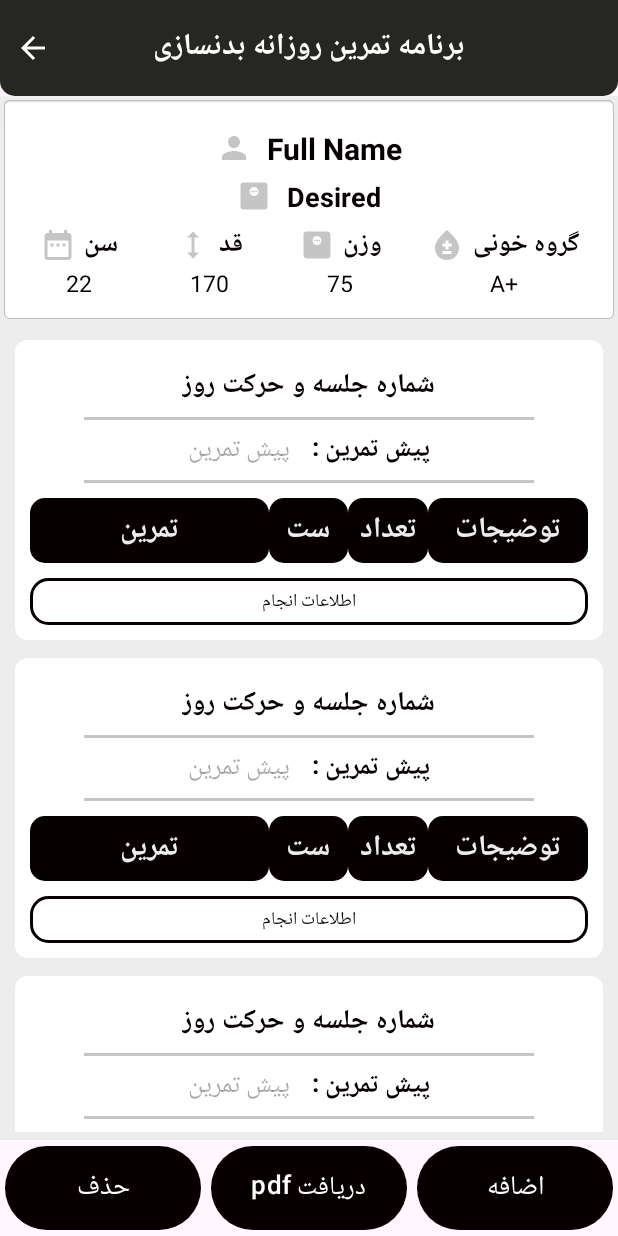
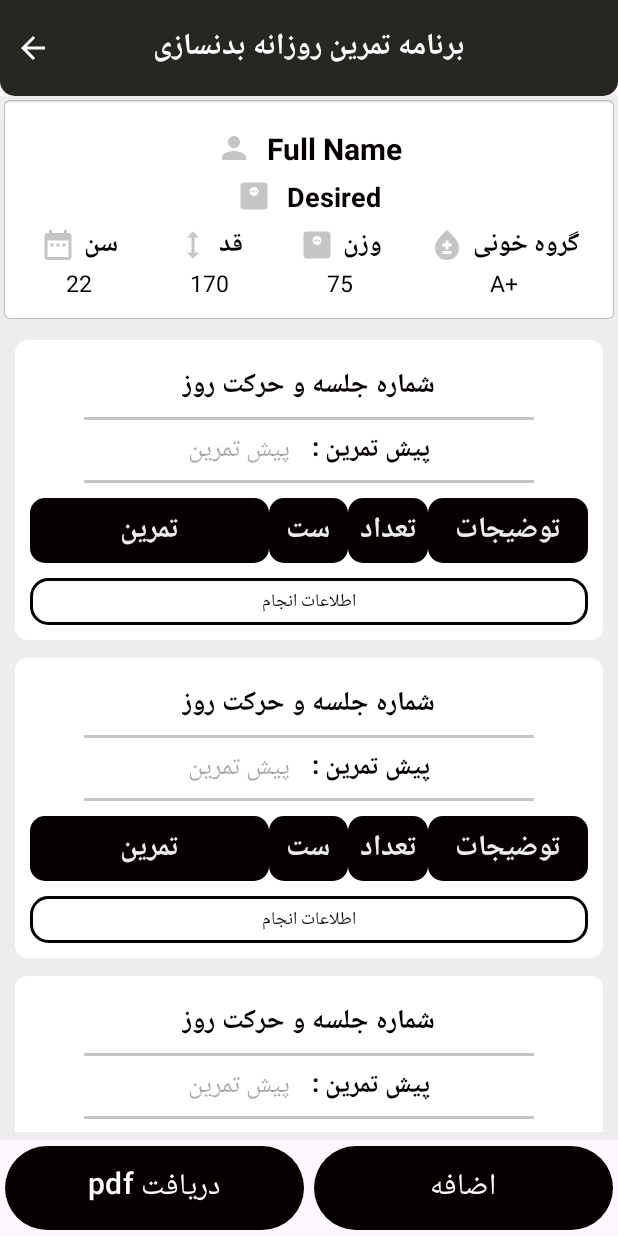
Before and after one commit to reyhaneh8328/BodybuildingProgram, an Android app: the layout activity_plan.xml on its own in the app's theme, with its tools: preview values and no code run, on a phone screen of 412 x 824 dp. Run offline under Robolectric (Android 15) with nearby library versions, the phone set to English and light mode, and no system bars.

Commit message:
debug and change delete item in planActivity

```diff
--- a/app/src/main/java/com/example/bodybuildingprogram/AdapterTextPlan.kt
+++ b/app/src/main/java/com/example/bodybuildingprogram/AdapterTextPlan.kt
@@ -1,5 +1,6 @@
 package com.example.bodybuildingprogram
 
+import android.annotation.SuppressLint
 import android.app.AlertDialog
 import android.content.Context
 import android.view.LayoutInflater
@@ -37,6 +38,7 @@ class AdapterTextPlan: RecyclerView.Adapter<AdapterTextPlan.HolderTextPlan> {
         return textArrayList.size
     }
 
+    @SuppressLint("NotifyDataSetChanged")
     override fun onBindViewHolder(holder: HolderTextPlan, position: Int) {
         val model = textArrayList[position]
 
--- a/app/src/main/res/layout/activity_plan.xml
+++ b/app/src/main/res/layout/activity_plan.xml
@@ -208,16 +208,7 @@
         android:layout_height="wrap_content"
         android:orientation="horizontal"
         android:layout_alignParentBottom="true">
-        <Button
-            android:id="@+id/deleteBtn"
-            android:layout_width="0dp"
-            android:layout_height="?actionBarSize"
-            android:layout_weight="1"
-            app:backgroundTint="@color/black"
-            android:text="حذف"
-            android:textSize="18sp"
-            android:layout_marginStart="3dp"
-            android:layout_marginEnd="3dp"/>
+
         <Button
             android:id="@+id/receivePdfBtn"
             android:layout_width="0dp"
@@ -225,7 +216,7 @@
             android:layout_weight="1"
             app:backgroundTint="@color/black"
             android:text="دریافت pdf"
-            android:textSize="17sp"
+            android:textSize="20sp"
             android:layout_marginStart="3dp"
             android:layout_marginEnd="3dp"/>
         <Button
@@ -235,7 +226,7 @@
             android:layout_weight="1"
             app:backgroundTint="@color/black"
             android:text="اضافه"
-            android:textSize="18sp"
+            android:textSize="20sp"
             android:layout_marginStart="3dp"
             android:layout_marginEnd="3dp"/>
     </LinearLayout>
```
Also changed, not shown: app/src/main/java/com/example/bodybuildingprogram/AdapterPlan.kt (+25 -12 lines), app/src/main/java/com/example/bodybuildingprogram/PlanActivity.kt (+3 -25 lines).
